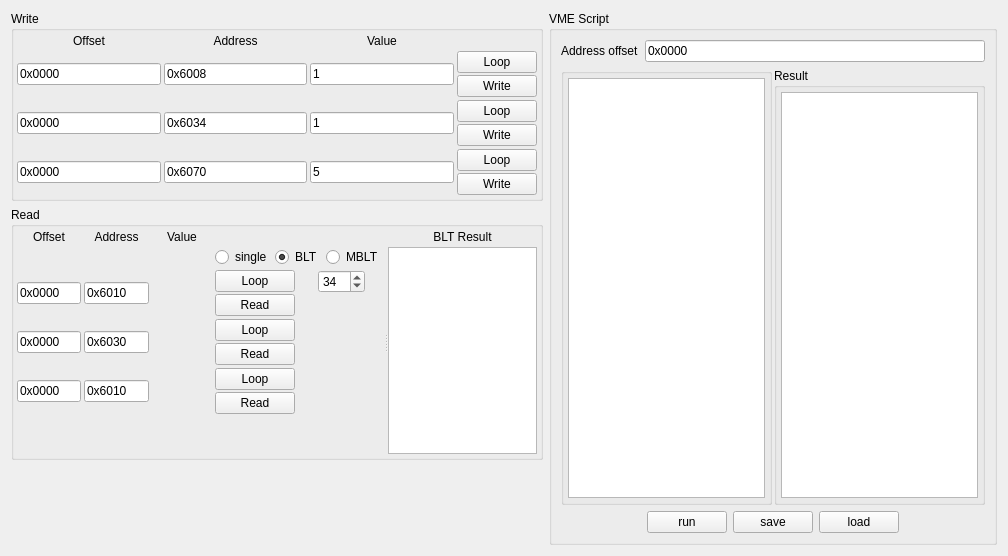
First picture: the form in src/vme_debug_widget.ui, repository flueke/mvme, before the edit.
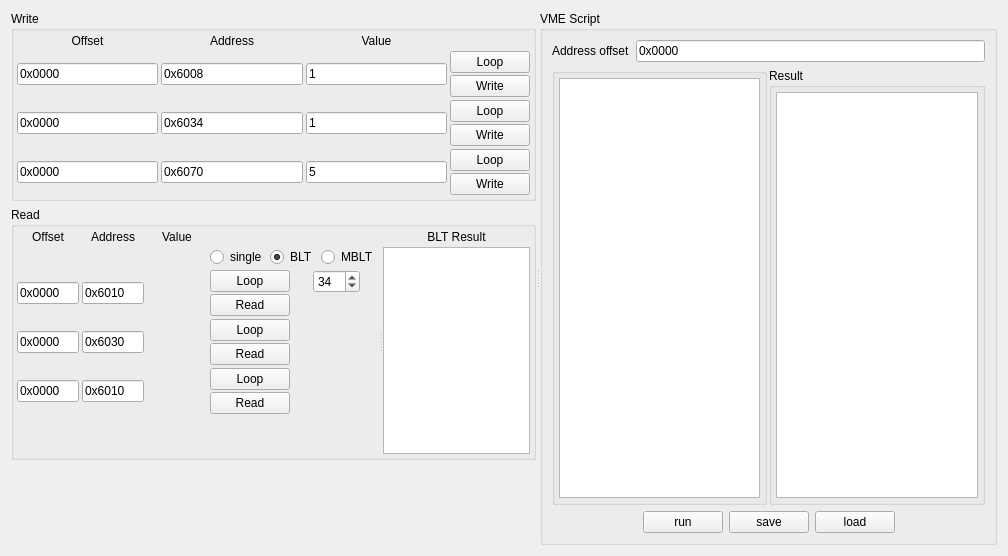
Second picture: the form after the edit.

Commit message: vme debug widget: put horizontal splitter between VME and VME Script inputs

Patch:
```diff
--- a/src/vme_debug_widget.ui
+++ b/src/vme_debug_widget.ui
@@ -15,6 +15,14 @@
   </property>
   <layout class="QHBoxLayout" name="horizontalLayout_7">
    <item>
+    <widget class="QSplitter" name="splitter_2">
+     <property name="orientation">
+      <enum>Qt::Horizontal</enum>
+     </property>
+     <property name="childrenCollapsible">
+      <bool>false</bool>
+     </property>
+     <widget class="QWidget" name="">
     <layout class="QVBoxLayout" name="rwLayout">
      <item>
       <widget class="QGroupBox" name="gb_write">
@@ -659,13 +667,11 @@
       </spacer>
      </item>
     </layout>
-   </item>
-   <item>
+     </widget>
     <widget class="QGroupBox" name="gb_vmeScript">
      <property name="font">
       <font>
        <pointsize>9</pointsize>
-       <weight>50</weight>
        <bold>false</bold>
       </font>
      </property>
@@ -726,6 +732,7 @@
               <font>
                <family>Monospace</family>
                <pointsize>8</pointsize>
+                <bold>false</bold>
               </font>
              </property>
              <property name="tabChangesFocus">
@@ -736,8 +743,11 @@
              </property>
              <property name="html">
               <string>&lt;!DOCTYPE HTML PUBLIC &quot;-//W3C//DTD HTML 4.0//EN&quot; &quot;http://www.w3.org/TR/REC-html40/strict.dtd&quot;&gt;
-&lt;html&gt;&lt;head&gt;&lt;meta name=&quot;qrichtext&quot; content=&quot;1&quot; /&gt;&lt;style type=&quot;text/css&quot;&gt;
+&lt;html&gt;&lt;head&gt;&lt;meta name=&quot;qrichtext&quot; content=&quot;1&quot; /&gt;&lt;meta charset=&quot;utf-8&quot; /&gt;&lt;style type=&quot;text/css&quot;&gt;
 p, li { white-space: pre-wrap; }
+hr { height: 1px; border-width: 0; }
+li.unchecked::marker { content: &quot;\2610&quot;; }
+li.checked::marker { content: &quot;\2612&quot;; }
 &lt;/style&gt;&lt;/head&gt;&lt;body style=&quot; font-family:'Monospace'; font-size:8pt; font-weight:400; font-style:normal;&quot;&gt;
 &lt;p style=&quot;-qt-paragraph-type:empty; margin-top:0px; margin-bottom:0px; margin-left:0px; margin-right:0px; -qt-block-indent:0; text-indent:0px; font-family:'Cantarell'; font-size:9pt;&quot;&gt;&lt;br /&gt;&lt;/p&gt;&lt;/body&gt;&lt;/html&gt;</string>
              </property>
@@ -779,6 +789,7 @@
               <font>
                <family>Monospace</family>
                <pointsize>8</pointsize>
+                <bold>false</bold>
               </font>
              </property>
              <property name="lineWrapMode">
@@ -849,6 +860,7 @@
        </layout>
       </item>
      </layout>
+     </widget>
     </widget>
    </item>
   </layout>
```
Lines whose indentation alone changed are shown as unchanged.
